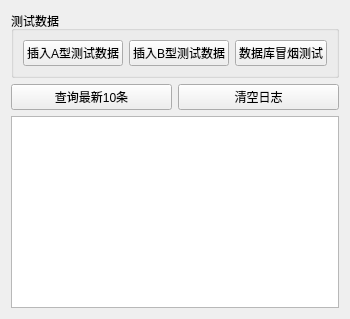
Qt form apps/hmi_qt/dev_tools_widget.ui (xiaoan537/hmi_measure_mysql) before a commit.
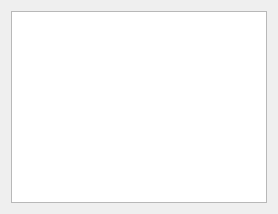
The same form after that commit.

The edit to the form file:
```diff
--- a/apps/hmi_qt/dev_tools_widget.ui
+++ b/apps/hmi_qt/dev_tools_widget.ui
@@ -6,54 +6,6 @@
    <string>开发调试</string>
   </property>
   <layout class="QVBoxLayout" name="verticalLayout">
-   <item>
-    <widget class="QGroupBox" name="groupBox">
-     <property name="title">
-      <string>测试数据</string>
-     </property>
-     <layout class="QHBoxLayout" name="horizontalLayout">
-      <item>
-       <widget class="QPushButton" name="btnInsertA">
-        <property name="text">
-         <string>插入A型测试数据</string>
-        </property>
-       </widget>
-      </item>
-      <item>
-       <widget class="QPushButton" name="btnInsertB">
-        <property name="text">
-         <string>插入B型测试数据</string>
-        </property>
-       </widget>
-      </item>
-      <item>
-       <widget class="QPushButton" name="btnSmoke">
-        <property name="text">
-         <string>数据库冒烟测试</string>
-        </property>
-       </widget>
-      </item>
-     </layout>
-    </widget>
-   </item>
-   <item>
-    <layout class="QHBoxLayout" name="horizontalLayout_2">
-     <item>
-      <widget class="QPushButton" name="btnQueryLatest">
-       <property name="text">
-        <string>查询最新10条</string>
-       </property>
-      </widget>
-     </item>
-     <item>
-      <widget class="QPushButton" name="btnClearLog">
-       <property name="text">
-        <string>清空日志</string>
-       </property>
-      </widget>
-     </item>
-    </layout>
-   </item>
    <item>
     <widget class="QPlainTextEdit" name="textLog">
      <property name="readOnly">
```
